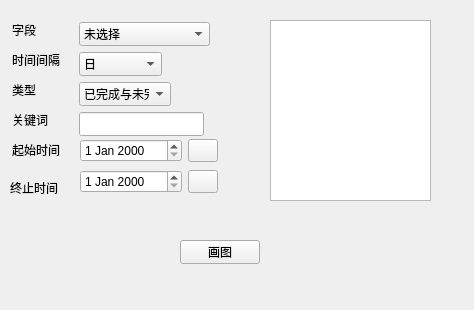
Old version of the form datavisualization/querywidget.ui in the repository Harry-Chen/OOP-Cash.
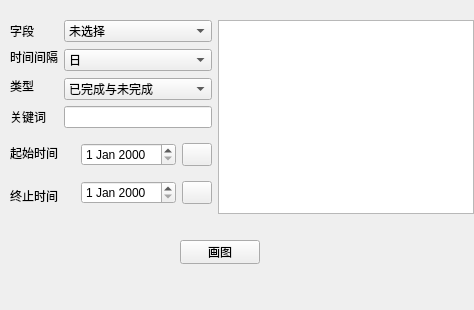
New version of the form. Icons and pictures are not drawn.

Patch:
```diff
--- a/datavisualization/querywidget.ui
+++ b/datavisualization/querywidget.ui
@@ -26,89 +26,60 @@
     <string>画图</string>
    </property>
   </widget>
-  <widget class="QListWidget" name="listWidget">
-   <property name="geometry">
-    <rect>
-     <x>270</x>
-     <y>20</y>
-     <width>161</width>
-     <height>181</height>
-    </rect>
-   </property>
-   <property name="editTriggers">
-    <set>QAbstractItemView::NoEditTriggers</set>
-   </property>
-   <property name="selectionMode">
-    <enum>QAbstractItemView::MultiSelection</enum>
-   </property>
-   <property name="selectionBehavior">
-    <enum>QAbstractItemView::SelectRows</enum>
-   </property>
-  </widget>
-  <widget class="QLabel" name="label_5">
-   <property name="geometry">
-    <rect>
-     <x>12</x>
-     <y>74</y>
-     <width>52</width>
-     <height>32</height>
-    </rect>
-   </property>
-   <property name="text">
-    <string>类型</string>
-   </property>
-  </widget>
-  <widget class="QLabel" name="label_2">
+  <widget class="QWidget" name="">
    <property name="geometry">
     <rect>
      <x>10</x>
-     <y>180</y>
-     <width>53</width>
-     <height>16</height>
+     <y>20</y>
+     <width>464</width>
+     <height>194</height>
     </rect>
    </property>
-   <property name="text">
-    <string>终止时间</string>
-   </property>
-   <property name="buddy">
-    <cstring>timeTo</cstring>
-   </property>
-  </widget>
+   <layout class="QHBoxLayout" name="horizontalLayout">
+    <item>
+     <layout class="QVBoxLayout" name="verticalLayout">
+      <item>
+       <layout class="QGridLayout" name="gridLayout_2">
+        <item row="0" column="0">
   <widget class="QLabel" name="label_3">
-   <property name="geometry">
-    <rect>
-     <x>12</x>
-     <y>22</y>
-     <width>29</width>
-     <height>16</height>
-    </rect>
-   </property>
    <property name="text">
     <string>字段</string>
    </property>
   </widget>
-  <widget class="QLabel" name="label_6">
-   <property name="geometry">
-    <rect>
-     <x>12</x>
-     <y>112</y>
-     <width>55</width>
-     <height>16</height>
-    </rect>
-   </property>
+        </item>
+        <item row="0" column="1">
+         <widget class="QComboBox" name="selectField">
+          <item>
+           <property name="text">
+            <string>未选择</string>
+           </property>
+          </item>
+          <item>
    <property name="text">
-    <string>关键词</string>
-   </property>
-  </widget>
+            <string>按类型</string>
+           </property>
+          </item>
+          <item>
+           <property name="text">
+            <string>按支出账户</string>
+           </property>
+          </item>
+          <item>
+           <property name="text">
+            <string>按收入账户</string>
+           </property>
+          </item>
+         </widget>
+        </item>
+        <item row="1" column="0">
+         <widget class="QLabel" name="label_4">
+          <property name="text">
+           <string>时间间隔</string>
+          </property>
+         </widget>
+        </item>
+        <item row="1" column="1" rowspan="2">
   <widget class="QComboBox" name="timeType">
-   <property name="geometry">
-    <rect>
-     <x>79</x>
-     <y>52</y>
-     <width>83</width>
-     <height>24</height>
-    </rect>
-   </property>
    <item>
     <property name="text">
      <string>日</string>
@@ -125,111 +96,16 @@
     </property>
    </item>
   </widget>
-  <widget class="QWidget" name="layoutWidget">
-   <property name="geometry">
-    <rect>
-     <x>80</x>
-     <y>137</y>
-     <width>138</width>
-     <height>58</height>
-    </rect>
-   </property>
-   <layout class="QGridLayout" name="gridLayout">
-    <item row="0" column="0">
-     <widget class="QDateEdit" name="timeFrom">
-      <property name="minimumSize">
-       <size>
-        <width>0</width>
-        <height>20</height>
-       </size>
-      </property>
-     </widget>
-    </item>
-    <item row="0" column="1">
-     <widget class="QPushButton" name="btnCalendarFrom">
-      <property name="minimumSize">
-       <size>
-        <width>30</width>
-        <height>23</height>
-       </size>
-      </property>
-      <property name="maximumSize">
-       <size>
-        <width>30</width>
-        <height>23</height>
-       </size>
-      </property>
+        </item>
+        <item row="2" column="0" rowspan="2">
+         <widget class="QLabel" name="label_5">
       <property name="text">
-       <string/>
-      </property>
-      <property name="icon">
-       <iconset resource="../uirsc.qrc">
-        <normaloff>:/icons/icons/24.png</normaloff>:/icons/icons/24.png</iconset>
-      </property>
-      <property name="iconSize">
-       <size>
-        <width>30</width>
-        <height>23</height>
-       </size>
-      </property>
-      <property name="flat">
-       <bool>false</bool>
-      </property>
-     </widget>
-    </item>
-    <item row="1" column="0">
-     <widget class="QDateEdit" name="timeTo">
-      <property name="minimumSize">
-       <size>
-        <width>0</width>
-        <height>20</height>
-       </size>
-      </property>
-     </widget>
-    </item>
-    <item row="1" column="1">
-     <widget class="QPushButton" name="btnCalendarTo">
-      <property name="minimumSize">
-       <size>
-        <width>30</width>
-        <height>23</height>
-       </size>
-      </property>
-      <property name="maximumSize">
-       <size>
-        <width>30</width>
-        <height>23</height>
-       </size>
-      </property>
-      <property name="text">
-       <string/>
-      </property>
-      <property name="icon">
-       <iconset resource="../uirsc.qrc">
-        <normaloff>:/icons/icons/24.png</normaloff>:/icons/icons/24.png</iconset>
-      </property>
-      <property name="iconSize">
-       <size>
-        <width>30</width>
-        <height>23</height>
-       </size>
-      </property>
-      <property name="flat">
-       <bool>false</bool>
-      </property>
-     </widget>
-    </item>
-   </layout>
-  </widget>
+           <string>类型</string>
+          </property>
+         </widget>
+        </item>
+        <item row="3" column="1">
   <widget class="QComboBox" name="finished">
-   <property name="geometry">
-    <rect>
-     <x>79</x>
-     <y>82</y>
-     <width>92</width>
-     <height>24</height>
-    </rect>
-   </property>
    <item>
     <property name="text">
      <string>已完成与未完成</string>
@@ -246,74 +122,147 @@
     </property>
    </item>
   </widget>
-  <widget class="QComboBox" name="selectField">
-   <property name="geometry">
-    <rect>
-     <x>79</x>
-     <y>22</y>
-     <width>131</width>
-     <height>24</height>
-    </rect>
-   </property>
-   <item>
-    <property name="text">
-     <string>未选择</string>
-    </property>
-   </item>
-   <item>
+        </item>
+        <item row="4" column="0">
+         <widget class="QLabel" name="label_6">
     <property name="text">
-     <string>按类型</string>
-    </property>
-   </item>
-   <item>
-    <property name="text">
-     <string>按支出账户</string>
-    </property>
-   </item>
-   <item>
-    <property name="text">
-     <string>按收入账户</string>
-    </property>
-   </item>
-  </widget>
-  <widget class="QLineEdit" name="keyWord">
-   <property name="geometry">
-    <rect>
-     <x>79</x>
-     <y>112</y>
-     <width>125</width>
-     <height>24</height>
-    </rect>
-   </property>
-  </widget>
-  <widget class="QLabel" name="label_4">
-   <property name="geometry">
-    <rect>
-     <x>12</x>
-     <y>52</y>
-     <width>61</width>
-     <height>16</height>
-    </rect>
-   </property>
-   <property name="text">
-    <string>时间间隔</string>
-   </property>
-  </widget>
+           <string>关键词</string>
+          </property>
+         </widget>
+        </item>
+        <item row="4" column="1">
+         <widget class="QLineEdit" name="keyWord"/>
+        </item>
+       </layout>
+      </item>
+      <item>
+       <layout class="QGridLayout" name="gridLayout_3">
+        <item row="0" column="0">
   <widget class="QLabel" name="label">
-   <property name="geometry">
-    <rect>
-     <x>12</x>
-     <y>142</y>
-     <width>58</width>
-     <height>16</height>
-    </rect>
-   </property>
    <property name="text">
     <string>起始时间</string>
    </property>
    <property name="buddy">
     <cstring>timeFrom</cstring>
    </property>
+         </widget>
+        </item>
+        <item row="0" column="1" rowspan="2">
+         <layout class="QGridLayout" name="gridLayout">
+          <item row="0" column="0">
+           <widget class="QDateEdit" name="timeFrom">
+            <property name="minimumSize">
+             <size>
+              <width>0</width>
+              <height>20</height>
+             </size>
+            </property>
+           </widget>
+          </item>
+          <item row="0" column="1">
+           <widget class="QPushButton" name="btnCalendarFrom">
+            <property name="minimumSize">
+             <size>
+              <width>30</width>
+              <height>23</height>
+             </size>
+            </property>
+            <property name="maximumSize">
+             <size>
+              <width>30</width>
+              <height>23</height>
+             </size>
+            </property>
+            <property name="text">
+             <string/>
+            </property>
+            <property name="icon">
+             <iconset resource="../uirsc.qrc">
+              <normaloff>:/icons/icons/24.png</normaloff>:/icons/icons/24.png</iconset>
+            </property>
+            <property name="iconSize">
+             <size>
+              <width>30</width>
+              <height>23</height>
+             </size>
+            </property>
+            <property name="flat">
+             <bool>false</bool>
+            </property>
+           </widget>
+          </item>
+          <item row="1" column="0">
+           <widget class="QDateEdit" name="timeTo">
+            <property name="minimumSize">
+             <size>
+              <width>0</width>
+              <height>20</height>
+             </size>
+            </property>
+           </widget>
+          </item>
+          <item row="1" column="1">
+           <widget class="QPushButton" name="btnCalendarTo">
+            <property name="minimumSize">
+             <size>
+              <width>30</width>
+              <height>23</height>
+             </size>
+            </property>
+            <property name="maximumSize">
+             <size>
+              <width>30</width>
+              <height>23</height>
+             </size>
+            </property>
+            <property name="text">
+             <string/>
+            </property>
+            <property name="icon">
+             <iconset resource="../uirsc.qrc">
+              <normaloff>:/icons/icons/24.png</normaloff>:/icons/icons/24.png</iconset>
+            </property>
+            <property name="iconSize">
+             <size>
+              <width>30</width>
+              <height>23</height>
+             </size>
+            </property>
+            <property name="flat">
+             <bool>false</bool>
+            </property>
+           </widget>
+          </item>
+         </layout>
+        </item>
+        <item row="1" column="0">
+         <widget class="QLabel" name="label_2">
+          <property name="text">
+           <string>终止时间</string>
+          </property>
+          <property name="buddy">
+           <cstring>timeTo</cstring>
+          </property>
+         </widget>
+        </item>
+       </layout>
+      </item>
+     </layout>
+    </item>
+    <item>
+     <widget class="QListWidget" name="listWidget">
+      <property name="editTriggers">
+       <set>QAbstractItemView::NoEditTriggers</set>
+      </property>
+      <property name="selectionMode">
+       <enum>QAbstractItemView::MultiSelection</enum>
+      </property>
+      <property name="selectionBehavior">
+       <enum>QAbstractItemView::SelectRows</enum>
+      </property>
+     </widget>
+    </item>
+   </layout>
   </widget>
   <zorder>label_5</zorder>
   <zorder>label_2</zorder>
```
Lines whose indentation alone changed are shown as unchanged.
